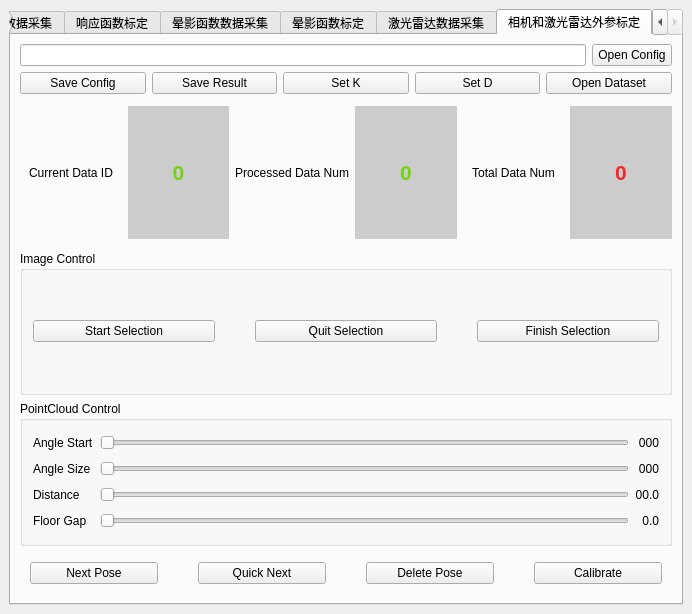
Qt form src/mainwindow.ui (KangJialiang/Data-Platform) before a commit.
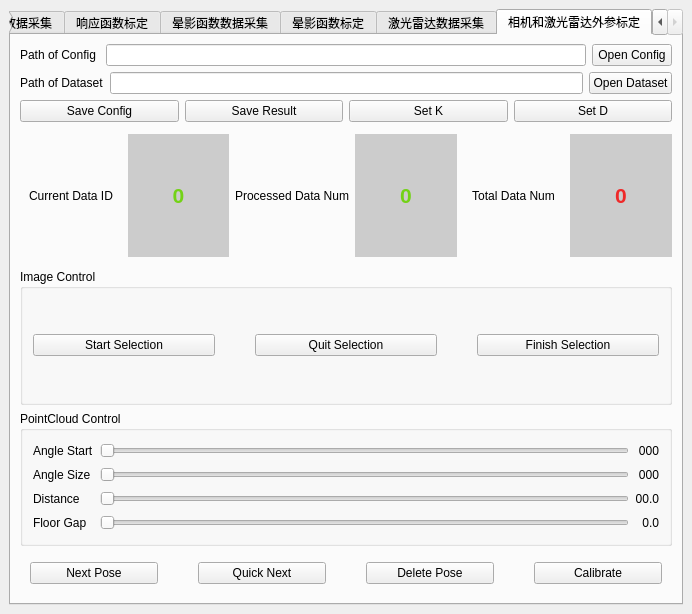
The same form after that commit.

Diff of the .ui file:
```diff
--- a/src/mainwindow.ui
+++ b/src/mainwindow.ui
@@ -1027,16 +1027,6 @@
             </property>
            </widget>
           </item>
-          <item>
-           <widget class="QPushButton" name="Open_Dataset_Button">
-            <property name="enabled">
-             <bool>true</bool>
-            </property>
-            <property name="text">
-             <string>Open Dataset</string>
-            </property>
-           </widget>
-          </item>
          </layout>
         </item>
         <item row="9" column="0">
@@ -1285,6 +1275,13 @@
         </item>
         <item row="0" column="0">
          <layout class="QHBoxLayout" name="horizontalLayout_3">
+          <item>
+           <widget class="QLabel" name="pathToConfigLabelP6">
+            <property name="text">
+             <string>Path of Config </string>
+            </property>
+           </widget>
+          </item>
           <item>
            <widget class="QLineEdit" name="configPathP6"/>
           </item>
@@ -1354,6 +1351,30 @@
           </layout>
          </widget>
         </item>
+        <item row="1" column="0">
+         <layout class="QHBoxLayout" name="horizontalLayout_4">
+          <item>
+           <widget class="QLabel" name="pathToDatasetLabelP6">
+            <property name="text">
+             <string>Path of Dataset</string>
+            </property>
+           </widget>
+          </item>
+          <item>
+           <widget class="QLineEdit" name="datasetPathP6"/>
+          </item>
+          <item>
+           <widget class="QPushButton" name="Open_Dataset_Button">
+            <property name="enabled">
+             <bool>true</bool>
+            </property>
+            <property name="text">
+             <string>Open Dataset</string>
+            </property>
+           </widget>
+          </item>
+         </layout>
+        </item>
        </layout>
       </widget>
      </widget>
```
